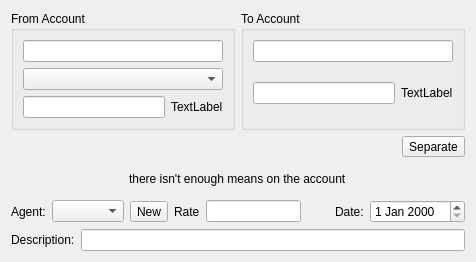
First picture: the form in editoperation.ui, repository sergey196510/mycash, before the edit.
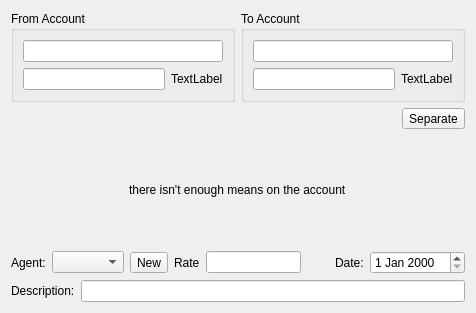
Second picture: the form after the edit. Custom widgets are drawn as their Qt base class.

Patch:
```diff
--- a/editoperation.ui
+++ b/editoperation.ui
@@ -7,7 +7,7 @@
     <x>0</x>
     <y>0</y>
     <width>476</width>
-    <height>262</height>
+    <height>313</height>
    </rect>
   </property>
   <property name="windowTitle">
@@ -55,9 +55,6 @@
         <item>
          <widget class="AccountOper2" name="fromWidget"/>
         </item>
-        <item>
-         <widget class="QComboBox" name="comboBox"/>
-        </item>
         <item>
          <layout class="QGridLayout" name="gridLayout_2">
           <item row="0" column="0">
```
